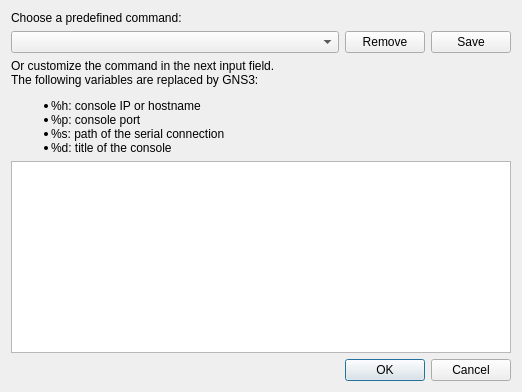
Qt form gns3/ui/console_command_dialog.ui (GNS3/gns3-gui) before a commit.
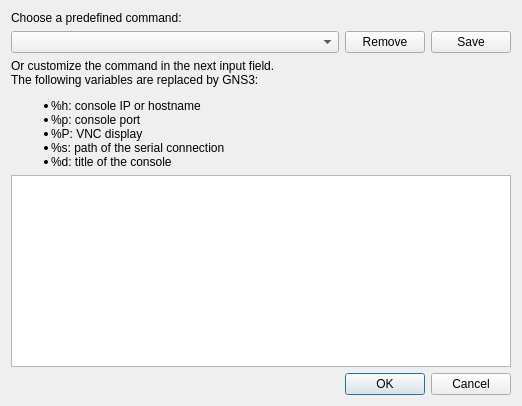
The same form after that commit.

Commit message:
Support for VNC display number in command line replacement
Fix #1453

```diff
--- a/gns3/ui/console_command_dialog.ui
+++ b/gns3/ui/console_command_dialog.ui
@@ -70,7 +70,7 @@
    <item>
     <widget class="QLabel" name="label">
      <property name="text">
-      <string>&lt;html&gt;&lt;head/&gt;&lt;body&gt;&lt;p&gt;Or customize the command in the next input field. &lt;br/&gt;The following variables are replaced by GNS3: &lt;/p&gt;&lt;ul style=&quot;margin-top: 0px; margin-bottom: 0px; margin-left: 0px; margin-right: 0px; -qt-list-indent: 1;&quot;&gt;&lt;li style=&quot; margin-top:12px; margin-bottom:0px; margin-left:0px; margin-right:0px; -qt-block-indent:0; text-indent:0px;&quot;&gt;%h: console IP or hostname&lt;/li&gt;&lt;li style=&quot; margin-top:0px; margin-bottom:0px; margin-left:0px; margin-right:0px; -qt-block-indent:0; text-indent:0px;&quot;&gt;%p: console port&lt;/li&gt;&lt;li style=&quot; margin-top:0px; margin-bottom:0px; margin-left:0px; margin-right:0px; -qt-block-indent:0; text-indent:0px;&quot;&gt;%s: path of the serial connection&lt;/li&gt;&lt;li style=&quot; margin-top:0px; margin-bottom:12px; margin-left:0px; margin-right:0px; -qt-block-indent:0; text-indent:0px;&quot;&gt;%d: title of the console&lt;/li&gt;&lt;/ul&gt;&lt;/body&gt;&lt;/html&gt;</string>
+      <string>&lt;html&gt;&lt;head/&gt;&lt;body&gt;&lt;p&gt;Or customize the command in the next input field. &lt;br/&gt;The following variables are replaced by GNS3: &lt;/p&gt;&lt;ul style=&quot;margin-top: 0px; margin-bottom: 0px; margin-left: 0px; margin-right: 0px; -qt-list-indent: 1;&quot;&gt;&lt;li style=&quot; margin-top:12px; margin-bottom:0px; margin-left:0px; margin-right:0px; -qt-block-indent:0; text-indent:0px;&quot;&gt;%h: console IP or hostname&lt;/li&gt;&lt;li style=&quot; margin-top:0px; margin-bottom:0px; margin-left:0px; margin-right:0px; -qt-block-indent:0; text-indent:0px;&quot;&gt;%p: console port&lt;/li&gt;&lt;li style=&quot; margin-top:0px; margin-bottom:0px; margin-left:0px; margin-right:0px; -qt-block-indent:0; text-indent:0px;&quot;&gt;%P: VNC display&lt;/li&gt;&lt;li style=&quot; margin-top:0px; margin-bottom:0px; margin-left:0px; margin-right:0px; -qt-block-indent:0; text-indent:0px;&quot;&gt;%s: path of the serial connection&lt;/li&gt;&lt;li style=&quot; margin-top:0px; margin-bottom:12px; margin-left:0px; margin-right:0px; -qt-block-indent:0; text-indent:0px;&quot;&gt;%d: title of the console&lt;/li&gt;&lt;/ul&gt;&lt;/body&gt;&lt;/html&gt;</string>
      </property>
      <property name="textFormat">
       <enum>Qt::RichText</enum>
```
The commit also changes 2 other files.
